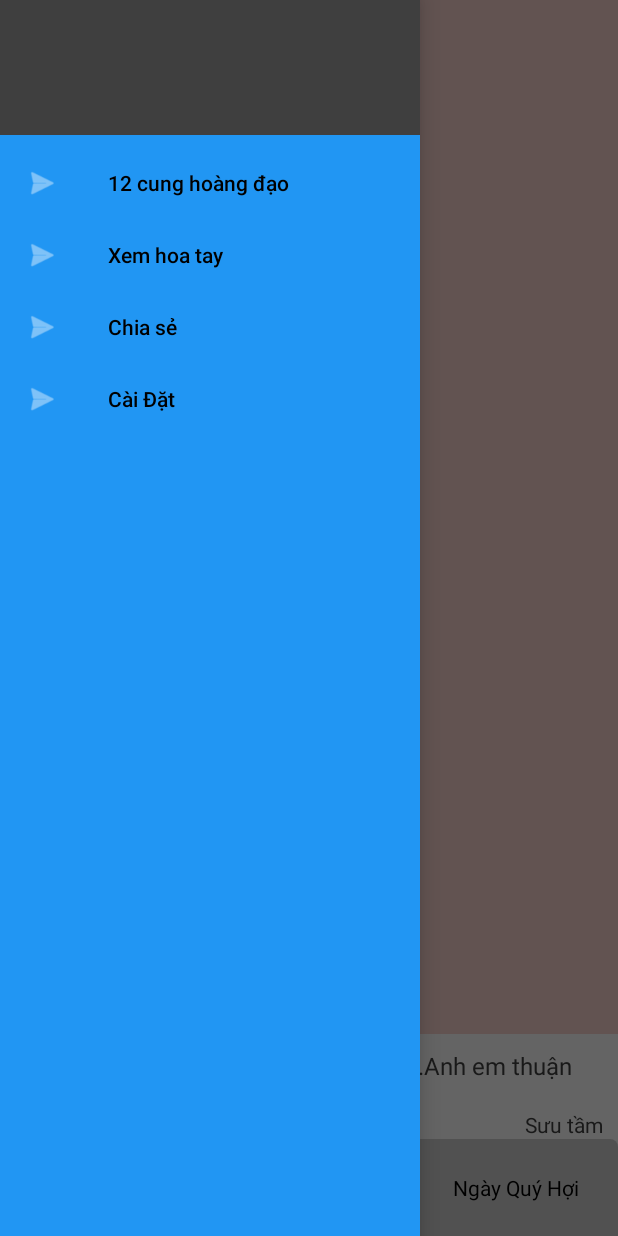
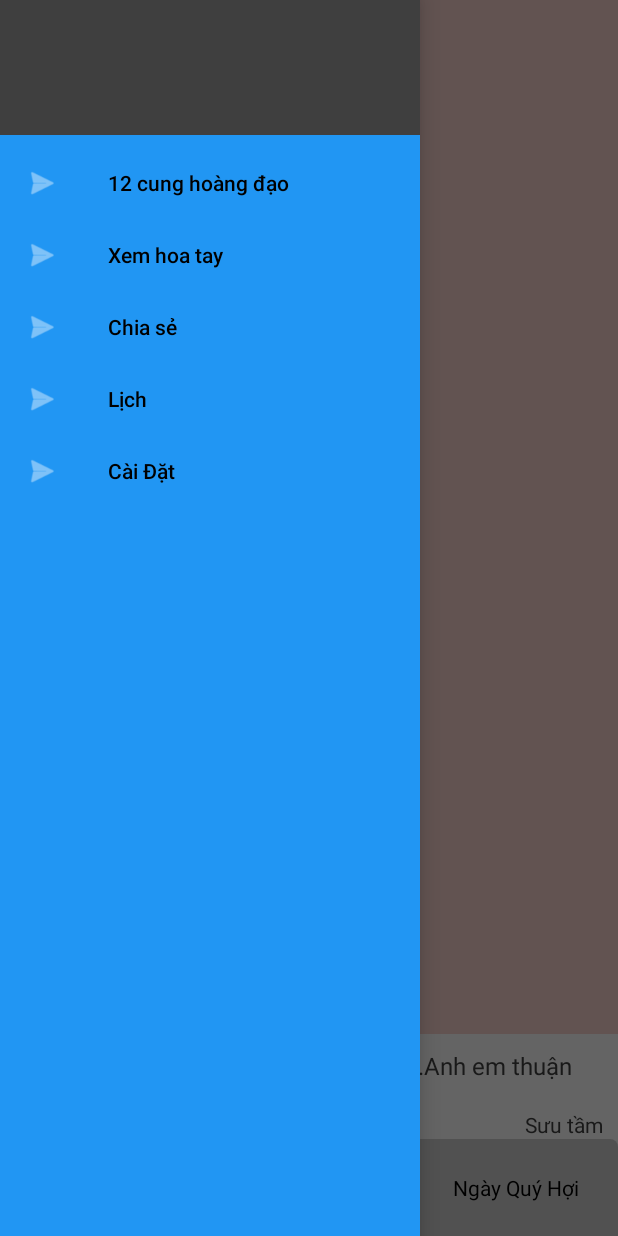
Before and after one commit to haiminhtran810/VietNameCalendar, an Android app: the screen it shows after launch (MainActivity), with the side drawer open, on a phone screen of 412 x 824 dp. Run offline under Robolectric (Android 15) with nearby library versions, the phone set to English and light mode, and no system bars; 1 statement that could not run was skipped.

Commit message:
[Task] Calendar

```diff
--- a/app/src/main/java/home/learn/hmt/calendarvn_android/screen/MainActivity.kt
+++ b/app/src/main/java/home/learn/hmt/calendarvn_android/screen/MainActivity.kt
@@ -1,18 +1,35 @@
 package home.learn.hmt.calendarvn_android.screen
 
 import android.os.Bundle
+import android.view.MenuItem
+import androidx.core.view.GravityCompat
+import com.google.android.material.navigation.NavigationView
 import home.learn.hmt.calendarvn_android.R
 import home.learn.hmt.calendarvn_android.base.BaseActivity
+import home.learn.hmt.calendarvn_android.screen.calendar.CalendarFragment
 import home.learn.hmt.calendarvn_android.screen.information.InformationFragment
 import kotlinx.android.synthetic.main.activity_main.*
 
 
-class MainActivity : BaseActivity() {
+class MainActivity : BaseActivity(), NavigationView.OnNavigationItemSelectedListener {
+
     override fun onCreate(savedInstanceState: Bundle?) {
         super.onCreate(savedInstanceState)
         setContentView(R.layout.activity_main)
-        supportFragmentManager.beginTransaction().add(R.id.container, InformationFragment.newInstance(), InformationFragment.TAG).commit()
-        nav_view.apply {
+        nav_view.setNavigationItemSelectedListener(this)
+        supportFragmentManager.beginTransaction().add(R.id.container,
+            InformationFragment.newInstance(), InformationFragment.TAG).commit()
+
+    }
+
+    override fun onNavigationItemSelected(p0: MenuItem): Boolean {
+        when (p0.itemId) {
+            R.id.menu_calendar -> {
+                supportFragmentManager.beginTransaction().add(R.id.container,
+                    CalendarFragment.newInstance(), CalendarFragment.TAG).commit()
+            }
         }
+        drawer_layout.closeDrawer(GravityCompat.START)
+        return true
     }
 }
--- a/app/src/main/java/home/learn/hmt/calendarvn_android/screen/calendar/CalendarViewModel.kt
+++ b/app/src/main/java/home/learn/hmt/calendarvn_android/screen/calendar/CalendarViewModel.kt
@@ -1,4 +1,6 @@
 package home.learn.hmt.calendarvn_android.screen.calendar
 
-class CalendarViewModel {
+import home.learn.hmt.calendarvn_android.base.BaseViewModel
+
+class CalendarViewModel : BaseViewModel(){
 }
--- a/app/src/main/java/home/learn/hmt/calendarvn_android/screen/information/dayfragment/FragmentDay.kt
+++ b/app/src/main/java/home/learn/hmt/calendarvn_android/screen/information/dayfragment/FragmentDay.kt
@@ -19,15 +19,6 @@ class FragmentDay : BaseFragment() {
             fragmentDay.arguments = bundle
             return fragmentDay
         }
-    }
-
-    private val day: Int? = 0
-    private var item: IGetItem? = null
-
-
-    override fun onAttach(context: Context?) {
-        super.onAttach(context)
-        // item = parentFragment
     }
 
     override fun onCreateView(inflater: LayoutInflater, container: ViewGroup?,
--- a/app/src/main/res/menu/nav_menu.xml
+++ b/app/src/main/res/menu/nav_menu.xml
@@ -16,6 +16,12 @@
         android:icon="@android:drawable/ic_menu_send"
         android:title="@string/nav_share"
         app:showAsAction="ifRoom"/>
+
+    <item
+        android:id="@+id/menu_calendar"
+        android:icon="@android:drawable/ic_menu_send"
+        android:title="@string/nav_calendar"
+        app:showAsAction="ifRoom"/>
     <item
         android:id="@+id/menu_setting"
         android:icon="@android:drawable/ic_menu_send"
--- a/app/src/main/res/values/strings.xml
+++ b/app/src/main/res/values/strings.xml
@@ -15,6 +15,7 @@
     <string name="nav_setting">Cài Đặt</string>
     <string name="nav_flower_hand">Xem hoa tay</string>
     <string name="nav_share">Chia sẻ</string>
+    <string name="nav_calendar">Lịch</string>
 
     <string-array name="days_sunday_array">
         <item>Sun</item>
```
Also changed, not shown: app/src/main/java/home/learn/hmt/calendarvn_android/screen/calendar/CalendarFragment.kt (+32 -1 lines), app/src/main/res/layout/calendar_fragment.xml (added, +15 -0 lines).
